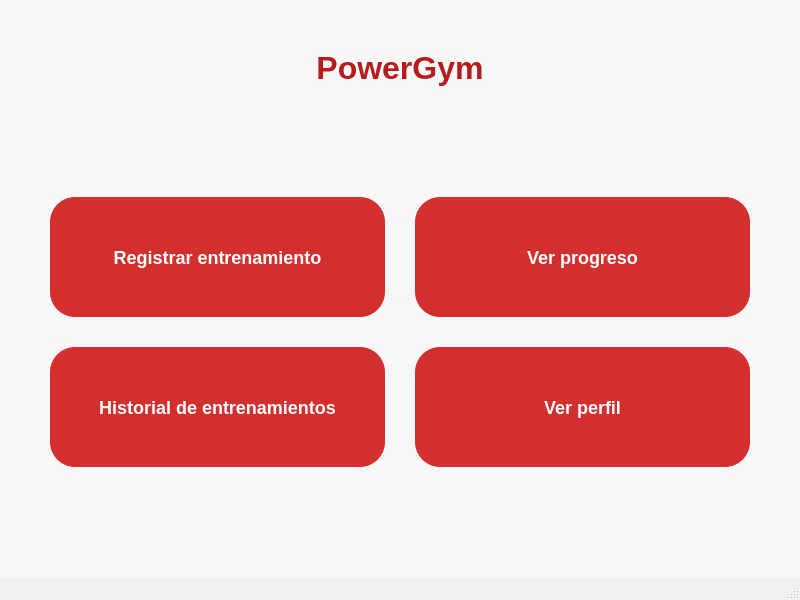
Before: the Qt Designer form src/Vista/Ui/VistaMenuAtleta.ui in danielreynaa/TrabajoPowerGym, drawn with Qt 5.
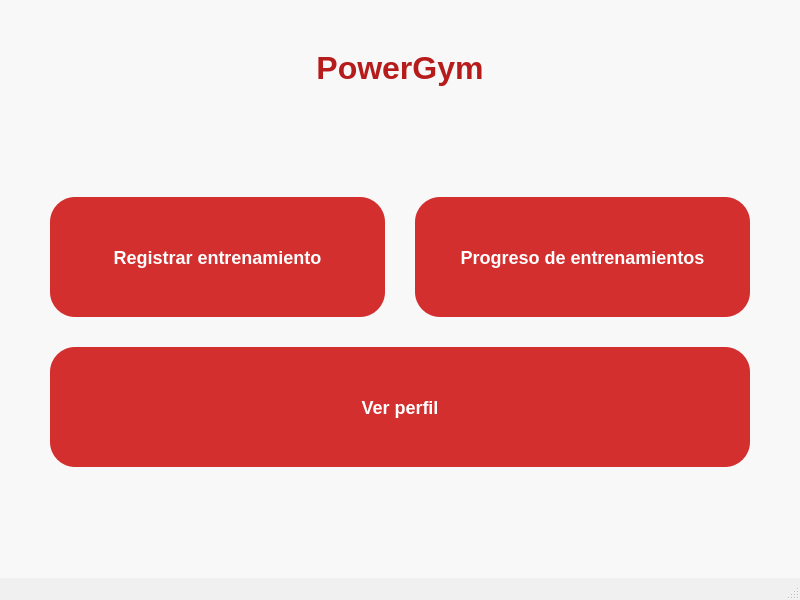
After: the same form once the commit is applied.

```diff
--- a/src/Vista/Ui/VistaMenuAtleta.ui
+++ b/src/Vista/Ui/VistaMenuAtleta.ui
@@ -101,24 +101,15 @@
        </widget>
       </item>
       
-      <item row="0" column="1">
-       <widget class="QPushButton" name="botonProgreso">
-        <property name="text">
-         <string>Ver progreso</string>
-        </property>
-       </widget>
-      </item>
-      
-      <item row="1" column="0">
+      <item row="0" column="1"> 
        <widget class="QPushButton" name="botonHistorial">
         <property name="text">
-         <string>Historial de entrenamientos</string>
+         <string>Progreso de entrenamientos</string>
         </property>
        </widget>
       </item>
       
-      <item row="1" column="1">
-       <widget class="QPushButton" name="botonPerfil">
+      <item row="1" column="0" colspan="2"> <widget class="QPushButton" name="botonPerfil">
         <property name="text">
          <string>Ver perfil</string>
         </property>
```
Left out of the diff: 57 changed lines with no effect on the pictures.
